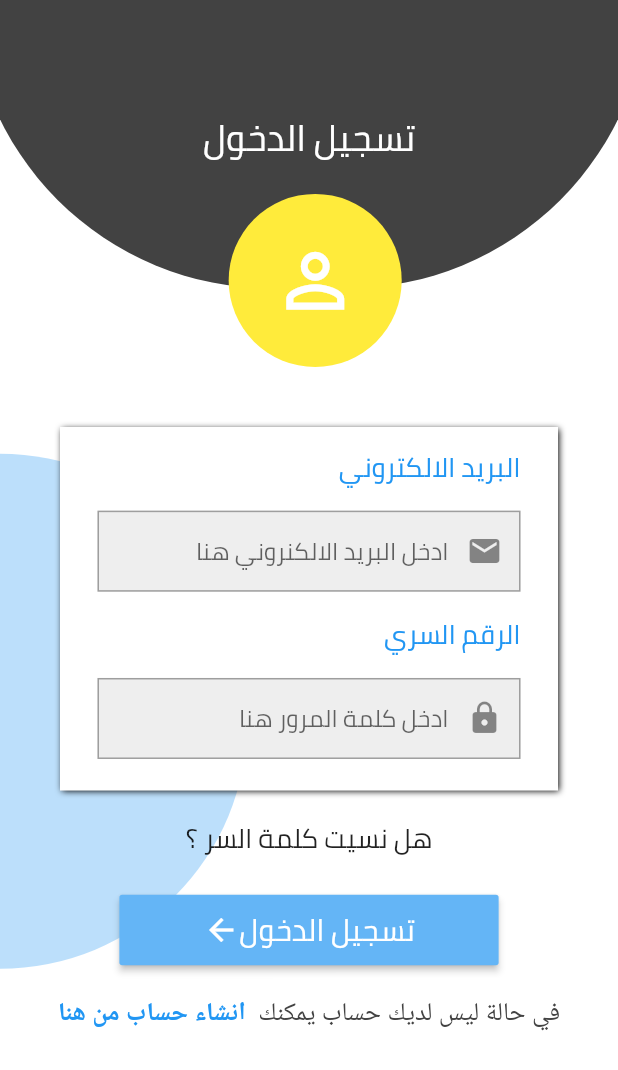
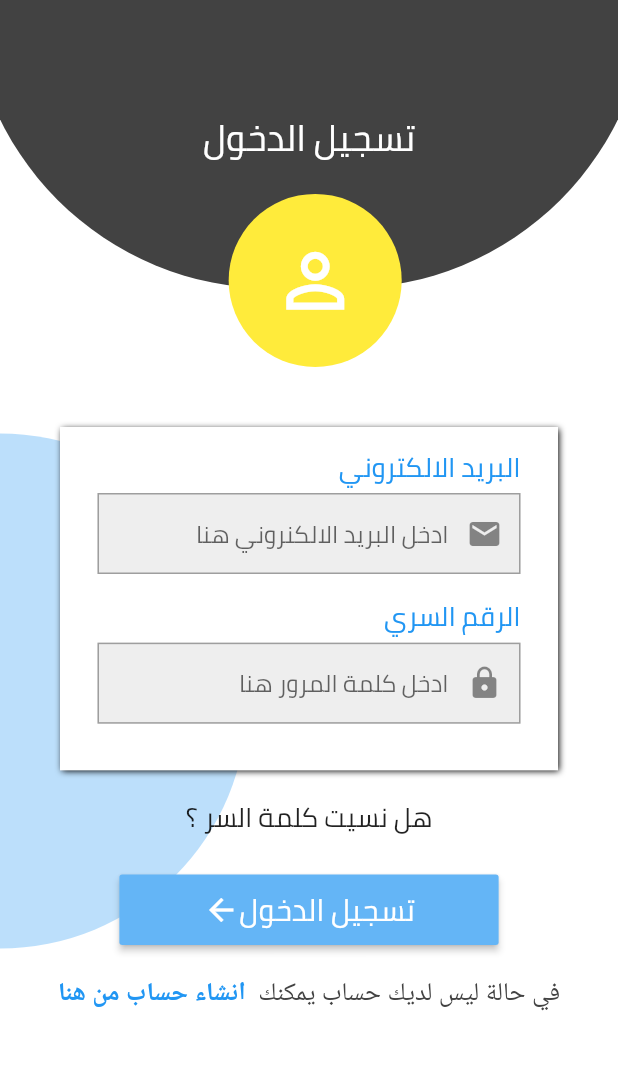
Before and after one commit to MohamedSaad8/Mobile_Store, a Flutter app: the screen it shows after launch, in the side drawer, after a tap on "تسجيل الدخول", on a phone screen of 412 x 824 dp. Shown: the top 1070 px of the screen. Run offline on Flutter 3.47's test engine with Material 2 defaults, Android fonts, the phone set to English and light mode, and no system bars; our stand-ins replace carousel_pro, device_preview; network calls fail.

Commit message:
add animation Container

```diff
--- a/lib/screens/login_screen.dart
+++ b/lib/screens/login_screen.dart
@@ -35,7 +35,7 @@ class _LoginScreenState extends State<LoginScreen> {
           child: Column(
             children: <Widget>[
               Container(
-                height: screenWidth / 1.5,
+                height:  screenWidth / 1.5 ,
                 color: Colors.white,
                 child: Stack(
                   children: <Widget>[
@@ -166,10 +166,12 @@ class _LoginScreenState extends State<LoginScreen> {
                       children: <Widget>[
                         Padding(
                           padding: const EdgeInsets.symmetric(horizontal: 40),
-                          child: Container(
+                          child: AnimatedContainer(
+                            duration: Duration(milliseconds: 600),
+                            curve: mode.loginMode == false ? Curves.easeInOutBack : Curves.easeInBack,
                             height: mode.loginMode
-                                ? screenWidth / 1.7
-                                : screenWidth / 1.2,
+                                ? screenWidth / 1.8
+                                : screenWidth / 1.03,
                             width: screenWidth,
                             decoration: BoxDecoration(
                               color: Colors.white,
@@ -262,6 +264,7 @@ class _LoginScreenState extends State<LoginScreen> {
                             ],
                           ),
                         ),
+                        mode.loginMode==false ? SizedBox(height: 30,) :SizedBox(height: 0,)
                       ],
                     ),
                   ),
--- a/lib/widget/login_ui_box.dart
+++ b/lib/widget/login_ui_box.dart
@@ -18,18 +18,30 @@ class loginUiBox extends StatelessWidget {
   @override
   Widget build(BuildContext context) {
 
-    return Column(
+    return SingleChildScrollView(
+      child: Column(
         crossAxisAlignment: CrossAxisAlignment.start,
         children: <Widget>[
+          mode == false ? Text(
+            "اسم المستخدم",
+            style: TextStyle(
+              color: Colors.blue,
+              fontSize: 18,
+            ),
+          ) : Container(),
+          mode == false ?  CustomTextFormFiled(
+            hintText: "ادخل اسم المستخدم" ,
+            icon: Icons.person,
+          ) : Container(),
+          mode == false ? SizedBox(
+            height: screenWidth / 35,
+          ) : Container(),
           Text(
             "البريد الالكتروني",
             style: TextStyle(
               color: Colors.blue,
               fontSize: 18,
             ),
-        ),
-        SizedBox(
-          height: screenWidth / 35,
           ),
           CustomTextFormFiled(
             hintText: "ادخل البريد الالكنروني هنا" ,
@@ -45,9 +57,6 @@ class loginUiBox extends StatelessWidget {
               fontSize: 18,
             ),
           ),
-        SizedBox(
-          height: screenWidth / 35,
-        ),
           CustomTextFormFiled(
             hintText: "ادخل كلمة المرور هنا",
             icon: Icons.lock,
@@ -62,14 +71,12 @@ class loginUiBox extends StatelessWidget {
               fontSize: 18,
             ),
           ) : Container(),
-        mode == false ? SizedBox(
-          height: screenWidth / 35,
-        ): Container(),
           mode == false ? CustomTextFormFiled(
             hintText: "ادخل كلمة المرور هنا",
             icon: Icons.lock,
           ) : Container(),
         ],
+      ),
     );
   }
 }
```
Lines whose indentation alone changed are shown as unchanged.
